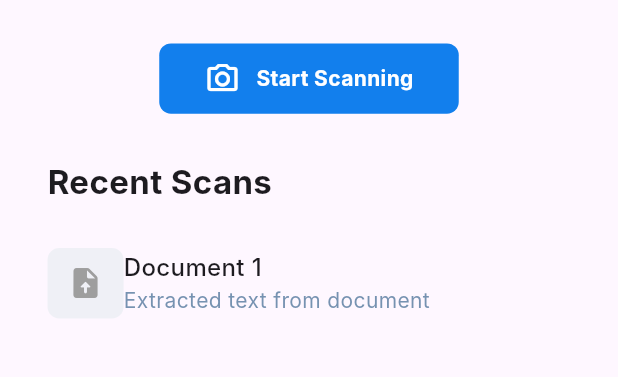
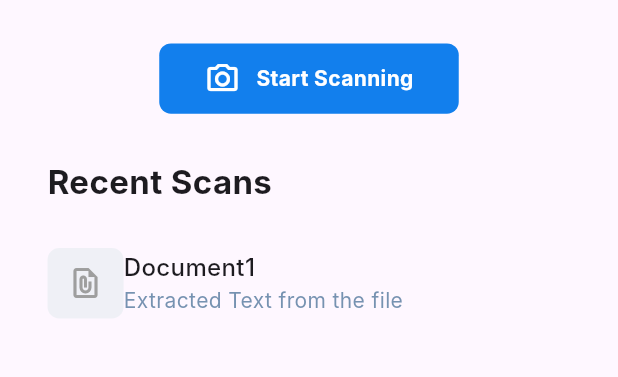
Before and after one commit to AhmedFakhr999/Extractor_App, a Flutter app: the screen it shows after launch, on a phone screen of 412 x 824 dp, the part 41-418 px from its top. Run offline on Flutter 3.47's test engine with Material 3 defaults, Android fonts, the phone set to English and light mode, and no system bars; our stand-ins replace bloc, firebase_core, flutter_bloc, flutter_screenutil, go_router, image_picker and 2 more; accounts and stored records are empty; Roboto replaces fonts that are missing (Inter).

```diff
--- /dev/null
+++ b/devtools_options.yaml
@@ -0,0 +1,3 @@
+description: This file stores settings for Dart & Flutter DevTools.
+documentation: https://docs.flutter.dev/tools/devtools/extensions#configure-extension-enablement-states
+extensions:
--- a/lib/features/home/widgets/custome_btn.dart
+++ b/lib/features/home/widgets/custome_btn.dart
@@ -1,15 +1,18 @@
 import 'package:flutter/material.dart';
 import 'package:flutter_screenutil/flutter_screenutil.dart';
 import 'package:ocr/constants/typography.dart';
+import 'package:ocr/helper/bottom_bar/show_bottom.dart';
 
 class CustomeBtn extends StatelessWidget {
-  const CustomeBtn({
-    super.key,
-  });
+  BuildContext? context;
+  CustomeBtn({super.key, this.context});
 
   @override
   Widget build(BuildContext context) {
     return InkWell(
+      onTap: () {
+        show_bottom_bar(context);
+      },
       child: Container(
         alignment: Alignment.center,
         width: 189.w,
--- /dev/null
+++ b/lib/features/home/widgets/document_object_icon.dart
@@ -0,0 +1,20 @@
+import 'package:flutter/material.dart';
+import 'package:flutter_screenutil/flutter_screenutil.dart';
+
+class DocumentObjectIcon extends StatelessWidget {
+  DocumentObjectIcon({super.key, required this.documentIcon});
+  IconData documentIcon;
+
+  @override
+  Widget build(BuildContext context) {
+    return Container(
+      width: 48.w,
+      height: 48.h,
+      decoration: BoxDecoration(
+        borderRadius: BorderRadius.circular(8.r),
+        color: Color.fromARGB(170, 232, 237, 242),
+      ),
+      child: Icon(documentIcon, color: Colors.grey),
+    );
+  }
+}
--- a/lib/features/home/widgets/document_objects.dart
+++ b/lib/features/home/widgets/document_objects.dart
@@ -1,37 +1,41 @@
 import 'package:flutter/material.dart';
 import 'package:flutter_screenutil/flutter_screenutil.dart';
 import 'package:ocr/constants/typography.dart';
+import 'package:ocr/features/home/widgets/document_object_icon.dart';
 
 class DocumentObject extends StatelessWidget {
-  const DocumentObject({
+  DocumentObject({
     super.key,
+    required this.documentObjectIcon,
+    required this.documentText,
+   required this.documentSubText,
+   required this.onTap
   });
+  IconData documentObjectIcon;
+  String documentText;
+  String documentSubText;
+  void Function() onTap;
+
 
   @override
   Widget build(BuildContext context) {
-    return Container(
+    return InkWell(
+      onTap: onTap,
+      child: Container(
         child: Row(
           mainAxisAlignment: MainAxisAlignment.start,
           children: [
             SizedBox(width: 30.w),
-          Container(
-            width: 48.w,
-            height: 48.h,
-            decoration: BoxDecoration(
-              borderRadius: BorderRadius.circular(8.r),
-              color: Color.fromARGB(170, 232, 237, 242),
-            ),
-            child: Icon(Icons.upload_file_rounded, color: Colors.grey),
-          ),
+            DocumentObjectIcon(documentIcon: documentObjectIcon),
             Column(
               crossAxisAlignment: CrossAxisAlignment.start,
               children: [
                 Text(
-                'Document 1',
+                  documentText,
                   style: Typogaphy.medium.copyWith(fontSize: 16),
                 ),
                 Text(
-                'Extracted text from document',
+                  documentSubText!,
                   style: Typogaphy.regular.copyWith(
                     color: Color.fromARGB(196, 77, 115, 153),
                   ),
@@ -40,6 +44,7 @@ class DocumentObject extends StatelessWidget {
             ),
           ],
         ),
+      ),
     );
   }
 }
--- a/lib/features/home/widgets/home_body.dart
+++ b/lib/features/home/widgets/home_body.dart
@@ -58,7 +58,7 @@ class _HomeBodyState extends State<HomeBody>
               ],
             ),
 
-            CustomeBtn(),
+            CustomeBtn(context: context),
             Row(
               mainAxisAlignment: MainAxisAlignment.start,
               children: [
@@ -71,7 +71,12 @@ class _HomeBodyState extends State<HomeBody>
                 ),
               ],
             ),
-            DocumentObject(),
+            DocumentObject(
+              onTap: () {},
+              documentObjectIcon: Icons.file_present_outlined,
+              documentText: 'Document1',
+              documentSubText: 'Extracted Text from the file',
+            ),
           ],
         ),
       ),
--- /dev/null
+++ b/lib/helper/bottom_bar/cubit/bottom_bar_state.dart
@@ -0,0 +1,6 @@
+part of 'bottom_bar_cubit.dart';
+
+@immutable
+sealed class BottomBarState {}
+
+final class BottomBarInitial extends BottomBarState {}
--- a/pubspec.yaml
+++ b/pubspec.yaml
@@ -29,12 +29,16 @@ environment:
 # versions available, run `flutter pub outdated`.
 dependencies:
   cupertino_icons: ^1.0.8
+  file_picker: ^10.3.6
   firebase_core: ^4.0.0
   flutter:
     sdk: flutter
+  flutter_bloc: ^9.1.1
   flutter_screenutil: ^5.9.3
   go_router: ^16.2.4
+  image_picker: ^1.2.1
   lottie: ^3.3.1
+  persistent_bottom_nav_bar: ^6.2.1
   supabase: ^2.10.0
   supabase_flutter: ^2.10.3
 
```
Also changed, not shown: lib/core/widgets/image_manager/cubit/cubit/image_manager_cubit.dart (added, +18 -0 lines), lib/core/widgets/image_manager/cubit/cubit/image_manager_state.dart (added, +10 -0 lines), lib/core/widgets/image_manager/image_manager_view.dart (added, +48 -0 lines), lib/helper/bottom_bar/cubit/bottom_bar_cubit.dart (added, +12 -0 lines), lib/helper/bottom_bar/show_bottom.dart (added, +41 -0 lines), pubspec.lock, 6 other files. Lines whose indentation alone changed are shown as unchanged.
